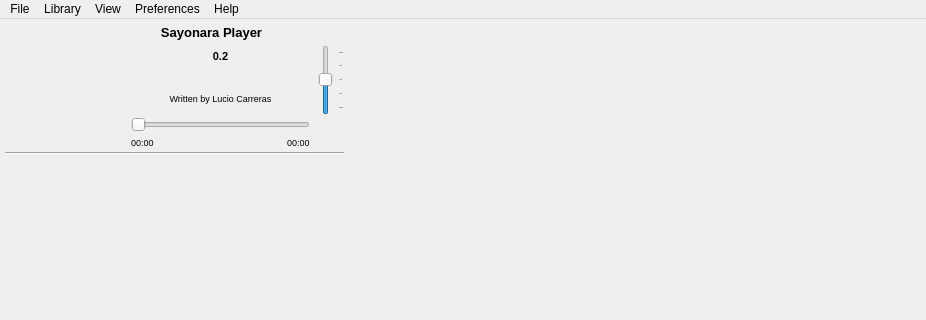
First picture: the form in trunk/GUI/player/GUI_Simpleplayer.ui, repository shahid334/sayonara-player, before the edit; both pictures show x 0 to 926 and y 0 to 320 of the 926 by 594 pixel window.
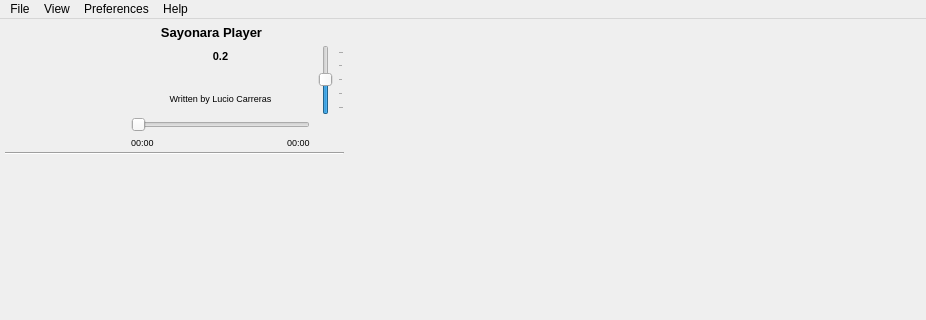
Second picture: the form after the edit. Icons and pictures are not drawn.

Diff of the .ui file:
```diff
--- a/trunk/GUI/player/GUI_Simpleplayer.ui
+++ b/trunk/GUI/player/GUI_Simpleplayer.ui
@@ -871,7 +871,7 @@
      <x>0</x>
      <y>0</y>
      <width>926</width>
-     <height>25</height>
+     <height>23</height>
     </rect>
    </property>
    <property name="defaultUp">
@@ -926,18 +926,7 @@
     </property>
     <addaction name="action_about"/>
    </widget>
-   <widget class="QMenu" name="menuLibrary">
-    <property name="title">
-     <string>Library</string>
-    </property>
-    <addaction name="action_reloadLibrary"/>
-    <addaction name="action_ImportFolder"/>
-    <addaction name="action_setLibPath"/>
-    <addaction name="separator"/>
-    <addaction name="action_fetch_all_covers"/>
-   </widget>
    <addaction name="menuFle"/>
-   <addaction name="menuLibrary"/>
    <addaction name="menuView"/>
    <addaction name="menuPreferences"/>
    <addaction name="menuAbout"/>
```
Left out of the diff: 10 changed lines with no effect on the pictures.
